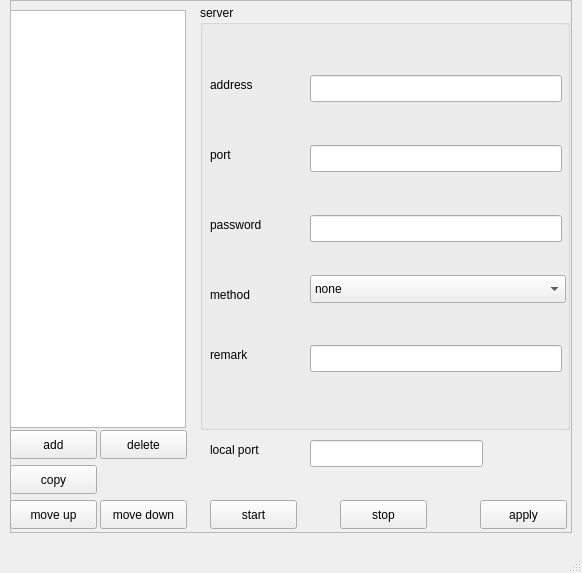
Above: mainwindow.ui from stonejing/boringcovid-msvc-qt before the change. Below: the same form after it.
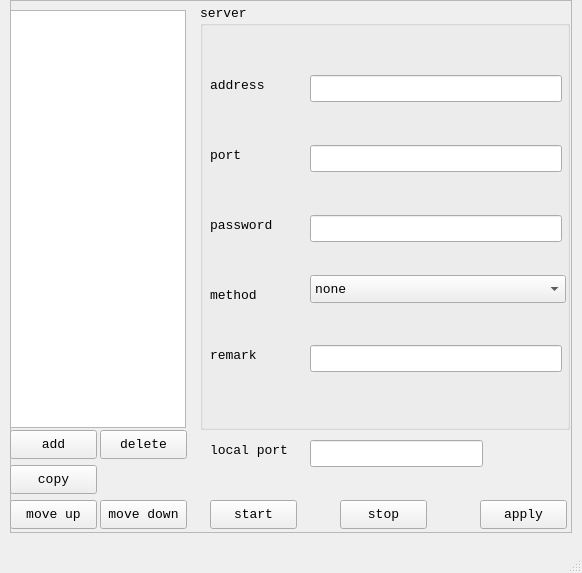
That is the form after the change.

The edit to the form file:
```diff
--- a/mainwindow.ui
+++ b/mainwindow.ui
@@ -78,6 +78,12 @@
        <height>425</height>
       </rect>
      </property>
+     <property name="font">
+      <font>
+       <family>Consolas</family>
+       <pointsize>10</pointsize>
+      </font>
+     </property>
      <property name="title">
       <string>server</string>
      </property>
@@ -90,6 +96,12 @@
         <height>20</height>
        </rect>
       </property>
+      <property name="font">
+       <font>
+        <family>Consolas</family>
+        <pointsize>10</pointsize>
+       </font>
+      </property>
       <property name="text">
        <string>address</string>
       </property>
@@ -103,6 +115,12 @@
         <height>20</height>
        </rect>
       </property>
+      <property name="font">
+       <font>
+        <family>Consolas</family>
+        <pointsize>10</pointsize>
+       </font>
+      </property>
       <property name="text">
        <string>port</string>
       </property>
@@ -116,6 +134,12 @@
         <height>20</height>
        </rect>
       </property>
+      <property name="font">
+       <font>
+        <family>Consolas</family>
+        <pointsize>10</pointsize>
+       </font>
+      </property>
       <property name="text">
        <string>password</string>
       </property>
@@ -129,6 +153,13 @@
         <height>20</height>
        </rect>
       </property>
+      <property name="font">
+       <font>
+        <family>Consolas</family>
+        <pointsize>10</pointsize>
+        <bold>false</bold>
+       </font>
+      </property>
       <property name="text">
        <string>method</string>
       </property>
@@ -172,6 +203,12 @@
         <height>28</height>
        </rect>
       </property>
+      <property name="font">
+       <font>
+        <family>Consolas</family>
+        <pointsize>10</pointsize>
+       </font>
+      </property>
       <item>
        <property name="text">
         <string>none</string>
@@ -212,6 +249,12 @@
         <height>20</height>
        </rect>
       </property>
+      <property name="font">
+       <font>
+        <family>Consolas</family>
+        <pointsize>10</pointsize>
+       </font>
+      </property>
       <property name="text">
        <string>remark</string>
       </property>
@@ -226,6 +269,12 @@
        <height>29</height>
       </rect>
      </property>
+     <property name="font">
+      <font>
+       <family>Consolas</family>
+       <pointsize>10</pointsize>
+      </font>
+     </property>
      <property name="text">
       <string>add</string>
      </property>
@@ -239,6 +288,12 @@
        <height>29</height>
       </rect>
      </property>
+     <property name="font">
+      <font>
+       <family>Consolas</family>
+       <pointsize>10</pointsize>
+      </font>
+     </property>
      <property name="text">
       <string>delete</string>
      </property>
@@ -252,6 +307,12 @@
        <height>29</height>
       </rect>
      </property>
+     <property name="font">
+      <font>
+       <family>Consolas</family>
+       <pointsize>10</pointsize>
+      </font>
+     </property>
      <property name="text">
       <string>copy</string>
      </property>
@@ -265,6 +326,12 @@
        <height>29</height>
       </rect>
      </property>
+     <property name="font">
+      <font>
+       <family>Consolas</family>
+       <pointsize>10</pointsize>
+      </font>
+     </property>
      <property name="text">
       <string>move up</string>
      </property>
@@ -278,6 +345,12 @@
        <height>29</height>
       </rect>
      </property>
+     <property name="font">
+      <font>
+       <family>Consolas</family>
+       <pointsize>10</pointsize>
+      </font>
+     </property>
      <property name="text">
       <string>move down</string>
      </property>
@@ -301,6 +374,12 @@
        <height>20</height>
       </rect>
      </property>
+     <property name="font">
+      <font>
+       <family>Consolas</family>
+       <pointsize>10</pointsize>
+      </font>
+     </property>
      <property name="text">
       <string>local port</string>
      </property>
@@ -314,6 +393,12 @@
        <height>29</height>
       </rect>
      </property>
+     <property name="font">
+      <font>
+       <family>Consolas</family>
+       <pointsize>10</pointsize>
+      </font>
+     </property>
      <property name="text">
       <string>start</string>
      </property>
@@ -327,6 +412,12 @@
        <height>29</height>
       </rect>
      </property>
+     <property name="font">
+      <font>
+       <family>Consolas</family>
+       <pointsize>10</pointsize>
+      </font>
+     </property>
      <property name="text">
       <string>stop</string>
      </property>
@@ -340,6 +431,12 @@
        <height>29</height>
       </rect>
      </property>
+     <property name="font">
+      <font>
+       <family>Consolas</family>
+       <pointsize>10</pointsize>
+      </font>
+     </property>
      <property name="text">
       <string>apply</string>
      </property>
```
